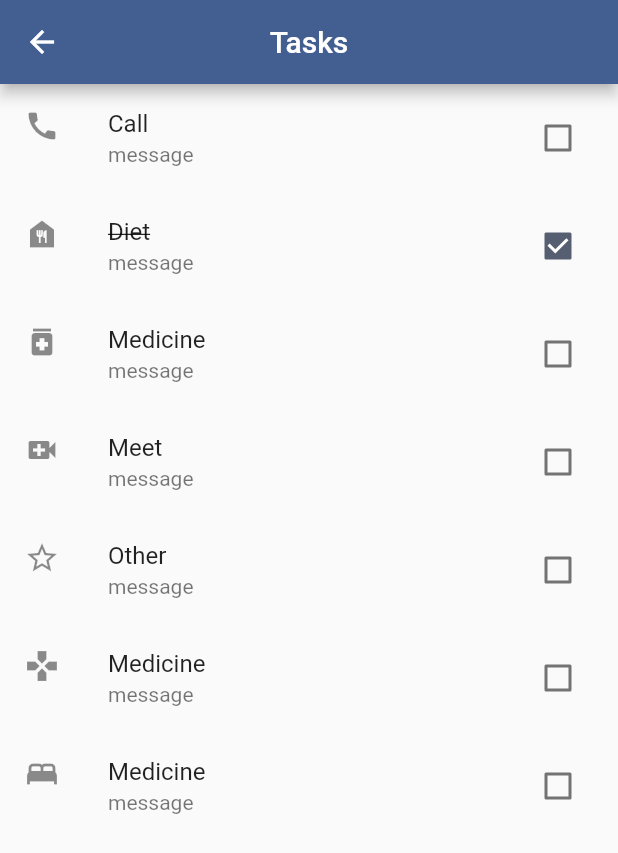
After one commit to SirusCodes/demibuddy, a Flutter app: the screen it shows after launch, after a tap on "Tasks", on a phone screen of 412 x 824 dp. The commit adds this screen. Shown: the top 853 px of the screen. Run offline on Flutter 3.47's test engine with Material 2 defaults, Android fonts, the phone set to English and light mode, and no system bars; our stand-ins replace cached_network_image; missing offline and left inert: whiteboard.

Commit message:
add tasks screen

```diff
--- /dev/null
+++ b/lib/models/task_model/task_model.dart
@@ -0,0 +1,42 @@
+import 'package:json_annotation/json_annotation.dart';
+
+part 'task_model.g.dart';
+
+enum TaskType { medicine, diet, call, meet, other, play, sleep }
+
+@JsonSerializable()
+class TaskModel {
+  final String title, message;
+  final bool isCompleted;
+  final TaskType type;
+  final DateTime date;
+
+  const TaskModel({
+    required this.title,
+    required this.message,
+    required this.isCompleted,
+    required this.type,
+    required this.date,
+  });
+
+  factory TaskModel.fromJson(Map<String, dynamic> json) =>
+      _$TaskModelFromJson(json);
+
+  Map<String, dynamic> toJson() => _$TaskModelToJson(this);
+
+  TaskModel copyWith({
+    String? title,
+    String? message,
+    bool? isCompleted,
+    TaskType? type,
+    DateTime? date,
+  }) {
+    return TaskModel(
+      title: title ?? this.title,
+      message: message ?? this.message,
+      isCompleted: isCompleted ?? this.isCompleted,
+      type: type ?? this.type,
+      date: date ?? this.date,
+    );
+  }
+}
--- a/lib/screens/dashboard_screen.dart
+++ b/lib/screens/dashboard_screen.dart
@@ -1,8 +1,9 @@
-import 'package:demicare/screens/game_screen.dart';
-import 'package:demicare/screens/my_family_screen.dart';
 import 'package:flutter/material.dart';
 
+import 'game_screen.dart';
 import 'memories_screen.dart';
+import 'my_family_screen.dart';
+import 'tasks_screen.dart';
 
 class DashboardScreen extends StatelessWidget {
   const DashboardScreen({Key? key}) : super(key: key);
@@ -52,9 +53,12 @@ class DashboardScreen extends StatelessWidget {
               label: const Text("Memories"),
             ),
             ElevatedButton.icon(
-              onPressed: () {},
+              onPressed: () => Navigator.push(
+                context,
+                MaterialPageRoute(builder: (_) => const TasksScreen()),
+              ),
               icon: const Icon(Icons.notifications),
-              label: const Text("Notices"),
+              label: const Text("Tasks"),
             ),
             ElevatedButton.icon(
               onPressed: () {},
--- /dev/null
+++ b/lib/screens/tasks_screen.dart
@@ -0,0 +1,137 @@
+import 'package:flutter/material.dart';
+
+import '../models/task_model/task_model.dart';
+
+class TasksScreen extends StatefulWidget {
+  const TasksScreen({Key? key}) : super(key: key);
+
+  @override
+  State<TasksScreen> createState() => _TasksScreenState();
+}
+
+class _TasksScreenState extends State<TasksScreen> {
+  late final List<TaskModel> _mockTask;
+
+  @override
+  void initState() {
+    super.initState();
+    _mockTask = [
+      TaskModel(
+        date: DateTime.now(),
+        isCompleted: false,
+        message: "message",
+        title: "Call",
+        type: TaskType.call,
+      ),
+      TaskModel(
+        date: DateTime.now(),
+        isCompleted: true,
+        message: "message",
+        title: "Diet",
+        type: TaskType.diet,
+      ),
+      TaskModel(
+        date: DateTime.now(),
+        isCompleted: false,
+        message: "message",
+        title: "Medicine",
+        type: TaskType.medicine,
+      ),
+      TaskModel(
+        date: DateTime.now(),
+        isCompleted: false,
+        message: "message",
+        title: "Meet",
+        type: TaskType.meet,
+      ),
+      TaskModel(
+        date: DateTime.now(),
+        isCompleted: false,
+        message: "message",
+        title: "Other",
+        type: TaskType.other,
+      ),
+      TaskModel(
+        date: DateTime.now(),
+        isCompleted: false,
+        message: "message",
+        title: "Medicine",
+        type: TaskType.play,
+      ),
+      TaskModel(
+        date: DateTime.now(),
+        isCompleted: false,
+        message: "message",
+        title: "Medicine",
+        type: TaskType.sleep,
+      ),
+    ];
+  }
+
+  @override
+  Widget build(BuildContext context) {
+    return Scaffold(
+      appBar: AppBar(
+        title: const Text("Tasks"),
+      ),
+      body: ListView.builder(
+        itemCount: _mockTask.length,
+        itemBuilder: (context, index) {
+          final data = _mockTask[index];
+
+          return _buildTask(data, index);
+        },
+      ),
+    );
+  }
+
+  _getIconByType(TaskType type) {
+    switch (type) {
+      case TaskType.medicine:
+        return Icons.medication;
+
+      case TaskType.diet:
+        return Icons.food_bank;
+
+      case TaskType.call:
+        return Icons.call;
+      case TaskType.meet:
+        return Icons.video_call;
+      case TaskType.other:
+        return Icons.star_outline_sharp;
+      case TaskType.play:
+        return Icons.gamepad;
+      case TaskType.sleep:
+        return Icons.bed;
+    }
+  }
+
+  Widget _buildTask(TaskModel data, int index) {
+    return ListTile(
+      title: Text(
+        data.title,
+        style: TextStyle(
+          decoration: data.isCompleted //
+              ? TextDecoration.lineThrough
+              : null,
+        ),
+      ),
+      subtitle: Text(data.message),
+      onTap: () {
+        setState(() => _mockTask[index] = data.copyWith(
+              isCompleted: !data.isCompleted,
+            ));
+      },
+      leading: Icon(_getIconByType(data.type)),
+      trailing: Checkbox(
+        value: data.isCompleted,
+        onChanged: (value) {
+          if (value == null) return;
+          setState(() => _mockTask[index] = data.copyWith(
+                isCompleted: !data.isCompleted,
+              ));
+        },
+      ),
+    );
+  }
+}
```
Also changed, not shown: lib/models/memories_model/memories_model.g.dart, lib/models/task_model/task_model.g.dart (added).
